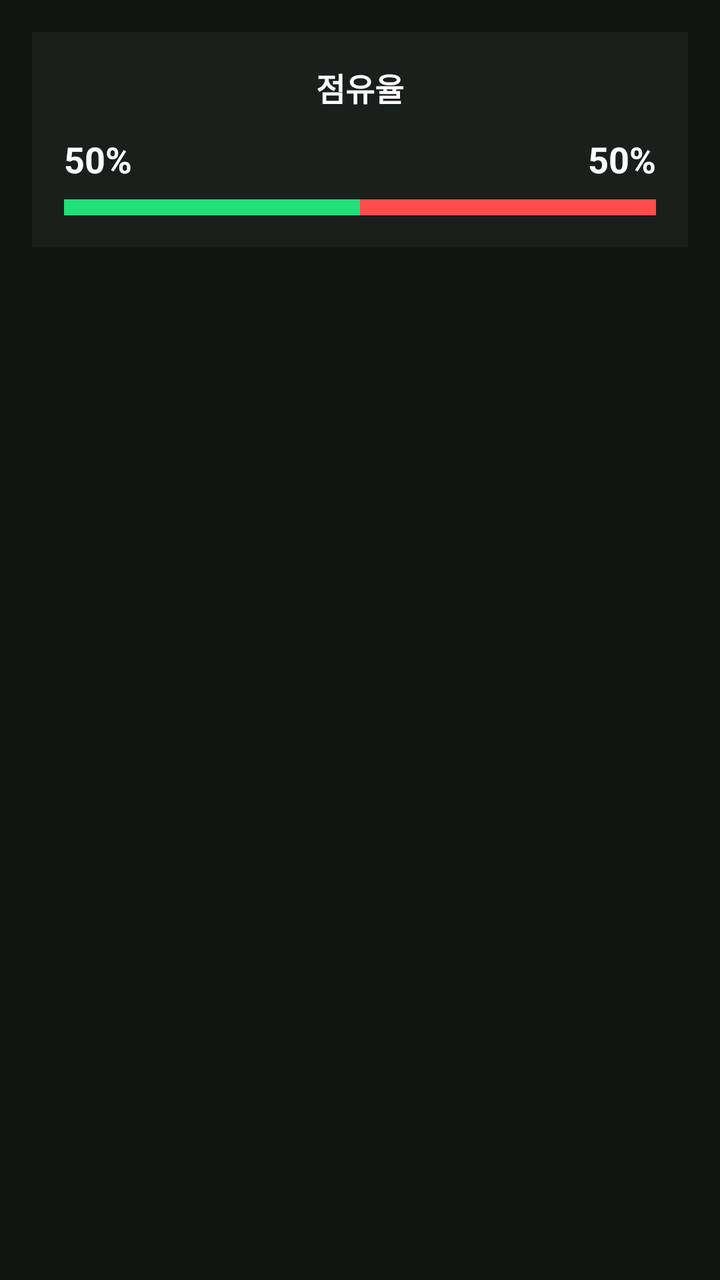
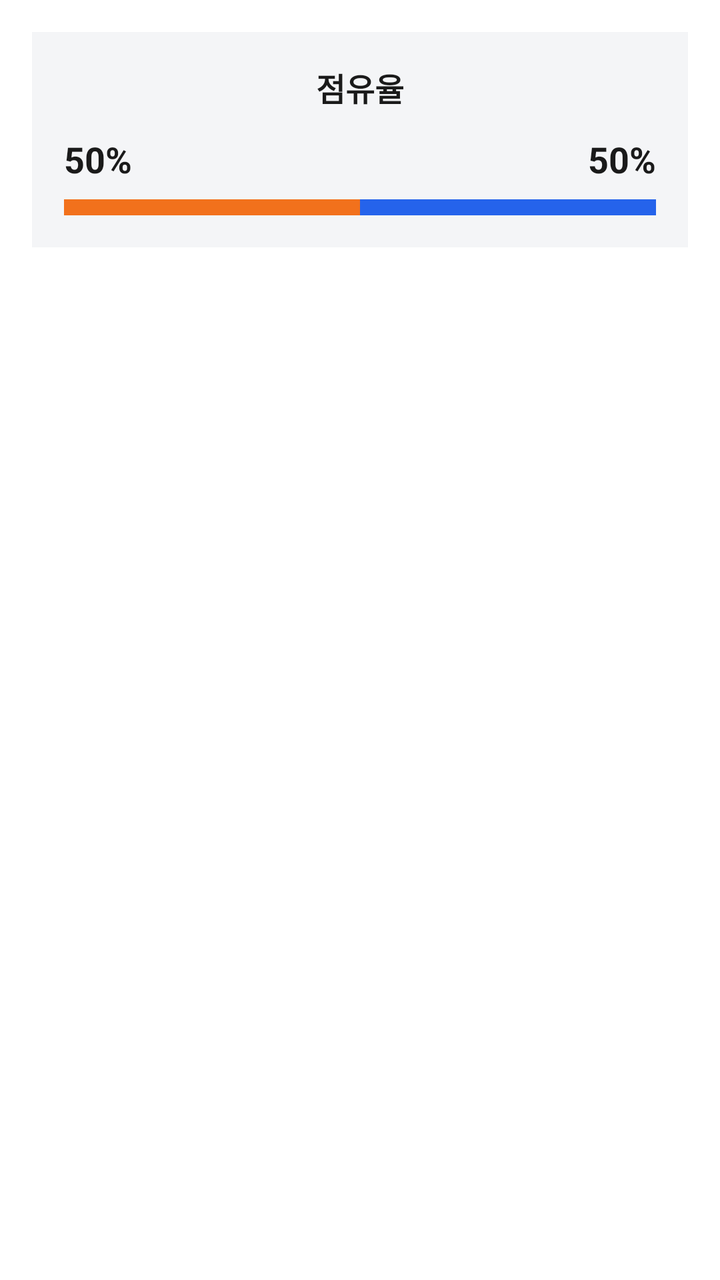

An Android layout rendered at two revisions. The XML below is the earlier revision; the diff shows what the commit changed to produce the second picture.
<!-- AndroidManifest.xml: application theme Theme.MyApplication -->
<!-- res/layout/fragment_statistics.xml -->
<?xml version="1.0" encoding="utf-8"?>
<androidx.core.widget.NestedScrollView xmlns:android="http://schemas.android.com/apk/res/android"
    android:layout_width="match_parent"
    android:layout_height="match_parent"
    android:background="#101411">

    <LinearLayout
        android:layout_width="match_parent"
        android:layout_height="wrap_content"
        android:orientation="vertical"
        android:padding="16dp">

        
        <LinearLayout
            android:layout_width="match_parent"
            android:layout_height="wrap_content"
            android:background="#1A1F1B"
            android:padding="16dp"
            android:orientation="vertical"
            android:layout_marginBottom="16dp">

            <TextView
                android:layout_width="wrap_content"
                android:layout_height="wrap_content"
                android:text="점유율"
                android:textColor="#FFFFFF"
                android:textSize="16sp"
                android:textStyle="bold"
                android:layout_gravity="center"
                android:layout_marginBottom="12dp"/>

            <LinearLayout
                android:layout_width="match_parent"
                android:layout_height="wrap_content"
                android:orientation="horizontal">
                <TextView
                    android:id="@+id/tvPossessionHome"
                    android:layout_width="wrap_content"
                    android:layout_height="wrap_content"
                    android:textColor="#FFFFFF"
                    android:textSize="18sp"
                    android:textStyle="bold"
                    android:text="50%"/>
                <View android:layout_width="0dp" android:layout_height="1dp" android:layout_weight="1"/>
                <TextView
                    android:id="@+id/tvPossessionAway"
                    android:layout_width="wrap_content"
                    android:layout_height="wrap_content"
                    android:textColor="#FFFFFF"
                    android:textSize="18sp"
                    android:textStyle="bold"
                    android:text="50%"/>
            </LinearLayout>

            <LinearLayout
                android:id="@+id/barPossession"
                android:layout_width="match_parent"
                android:layout_height="8dp"
                android:orientation="horizontal"
                android:weightSum="100"
                android:layout_marginTop="8dp">
                <View
                    android:id="@+id/viewPossessionHome"
                    android:layout_width="0dp"
                    android:layout_height="match_parent"
                    android:layout_weight="50"
                    android:background="#20E07A"/>
                <View
                    android:id="@+id/viewPossessionAway"
                    android:layout_width="0dp"
                    android:layout_height="match_parent"
                    android:layout_weight="50"
                    android:background="#FF4D4D"/>
            </LinearLayout>
        </LinearLayout>

        
        <LinearLayout
            android:id="@+id/containerStats"
            android:layout_width="match_parent"
            android:layout_height="wrap_content"
            android:orientation="vertical"/>

        
        <LinearLayout
            android:id="@+id/layoutTopPlayers"
            android:layout_width="match_parent"
            android:layout_height="wrap_content"
            android:background="#1A1F1B"
            android:padding="16dp"
            android:orientation="vertical"
            android:layout_marginTop="16dp"
            android:layout_marginBottom="16dp"
            android:visibility="gone"> 

            <TextView
                android:layout_width="wrap_content"
                android:layout_height="wrap_content"
                android:text="최고 평점 선수 TOP 5"
                android:textColor="#20E07A"
                android:textSize="14sp"
                android:textStyle="bold"
                android:layout_gravity="center"
                android:layout_marginBottom="16dp"/>

            <LinearLayout
                android:layout_width="match_parent"
                android:layout_height="wrap_content"
                android:orientation="horizontal"
                android:baselineAligned="false">

                <LinearLayout
                    android:id="@+id/containerTopHome"
                    android:layout_width="0dp"
                    android:layout_height="wrap_content"
                    android:layout_weight="1"
                    android:orientation="vertical"
                    android:layout_marginEnd="6dp"/>

                <LinearLayout
                    android:id="@+id/containerTopAway"
                    android:layout_width="0dp"
                    android:layout_height="wrap_content"
                    android:layout_weight="1"
                    android:orientation="vertical"
                    android:layout_marginStart="6dp"/>
            </LinearLayout>
        </LinearLayout>

    </LinearLayout>
</androidx.core.widget.NestedScrollView>
<!-- resources referenced by this layout -->
<resources>
  <style name="Theme.MyApplication" parent="Base.Theme.MyApplication" />
  <style name="Base.Theme.MyApplication" parent="Theme.Material3.DayNight.NoActionBar">
          
          
      </style>
</resources>

<!-- the commit's change to res/layout/fragment_statistics.xml (unified diff, before → after) -->
@@ -2,7 +2,7 @@
 <androidx.core.widget.NestedScrollView xmlns:android="http://schemas.android.com/apk/res/android"
     android:layout_width="match_parent"
     android:layout_height="match_parent"
-    android:background="#101411">
+    android:background="@color/bg">
 
     <LinearLayout
         android:layout_width="match_parent"
@@ -14,7 +14,7 @@
         <LinearLayout
             android:layout_width="match_parent"
             android:layout_height="wrap_content"
-            android:background="#1A1F1B"
+            android:background="@color/surface"
             android:padding="16dp"
             android:orientation="vertical"
             android:layout_marginBottom="16dp">
@@ -23,7 +23,7 @@
                 android:layout_width="wrap_content"
                 android:layout_height="wrap_content"
                 android:text="점유율"
-                android:textColor="#FFFFFF"
+                android:textColor="@color/text_primary"
                 android:textSize="16sp"
                 android:textStyle="bold"
                 android:layout_gravity="center"
@@ -37,7 +37,7 @@
                     android:id="@+id/tvPossessionHome"
                     android:layout_width="wrap_content"
                     android:layout_height="wrap_content"
-                    android:textColor="#FFFFFF"
+                    android:textColor="@color/text_primary"
                     android:textSize="18sp"
                     android:textStyle="bold"
                     android:text="50%"/>
@@ -46,7 +46,7 @@
                     android:id="@+id/tvPossessionAway"
                     android:layout_width="wrap_content"
                     android:layout_height="wrap_content"
-                    android:textColor="#FFFFFF"
+                    android:textColor="@color/text_primary"
                     android:textSize="18sp"
                     android:textStyle="bold"
                     android:text="50%"/>
@@ -64,13 +64,13 @@
                     android:layout_width="0dp"
                     android:layout_height="match_parent"
                     android:layout_weight="50"
-                    android:background="#20E07A"/>
+                    android:background="@color/accent"/>
                 <View
                     android:id="@+id/viewPossessionAway"
                     android:layout_width="0dp"
                     android:layout_height="match_parent"
                     android:layout_weight="50"
-                    android:background="#FF4D4D"/>
+                    android:background="@color/info"/>
             </LinearLayout>
         </LinearLayout>
 
@@ -86,7 +86,7 @@
             android:id="@+id/layoutTopPlayers"
             android:layout_width="match_parent"
             android:layout_height="wrap_content"
-            android:background="#1A1F1B"
+            android:background="@color/surface"
             android:padding="16dp"
             android:orientation="vertical"
             android:layout_marginTop="16dp"
@@ -97,7 +97,7 @@
                 android:layout_width="wrap_content"
                 android:layout_height="wrap_content"
                 android:text="최고 평점 선수 TOP 5"
-                android:textColor="#20E07A"
+                android:textColor="@color/accent"
                 android:textSize="14sp"
                 android:textStyle="bold"
                 android:layout_gravity="center"
<!-- resource entries referenced after the edit -->
@@ -1,9 +1,20 @@
 <!-- resources referenced by this layout -->
 <resources>
+  <color name="accent">#F2711C</color>
+  <color name="bg">#FFFFFF</color>
+  <color name="info">#2563EB</color>
+  <color name="surface">#F4F5F7</color>
+  <color name="text_primary">#1A1A1A</color>
   <style name="Theme.MyApplication" parent="Base.Theme.MyApplication" />
-  <style name="Base.Theme.MyApplication" parent="Theme.Material3.DayNight.NoActionBar">
-          
-          
+  <style name="Base.Theme.MyApplication" parent="Theme.Material3.Light.NoActionBar">
+          <item name="colorPrimary">@color/accent</item>
+          <item name="colorOnPrimary">@color/on_accent</item>
+          <item name="android:windowBackground">@color/bg</item>
+          <item name="android:statusBarColor">@color/bg</item>
+          <item name="android:navigationBarColor">@color/bg</item>
+          <item name="android:windowLightStatusBar">true</item>
+          <item name="android:windowLightNavigationBar" tools:targetApi="o_mr1">true</item>
       </style>
+  <color name="on_accent">#FFFFFF</color>
 </resources>
 
